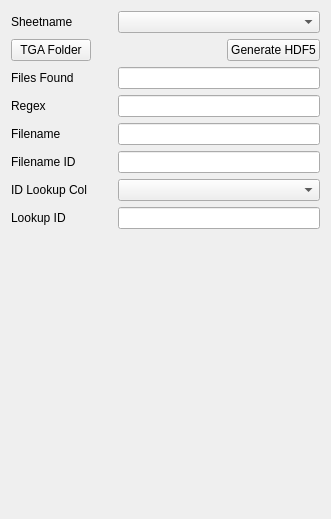
Before: the Qt Designer form ui/data_widget.ui in leichti/fastTGA, drawn with Qt 5.
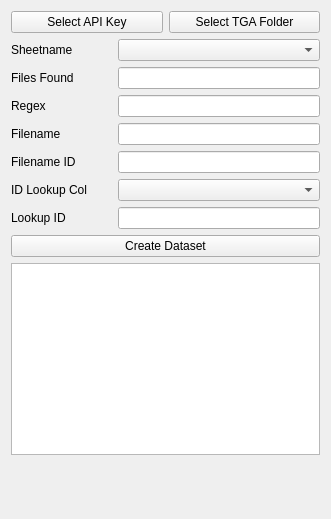
After: the same form once the commit is applied.

Commit message:
Refactor UI layout and update widget roles.
Reorganized layouts and replaced QLabel/QComboBox pairs with QPushButtons for selecting API keys and folders. Added new widgets: "Create Dataset" button and a logging text area. Improved interface clarity and streamlined functionality.

The edit to the form file:
```diff
--- a/ui/data_widget.ui
+++ b/ui/data_widget.ui
@@ -14,6 +14,24 @@
    <string>Form</string>
   </property>
   <layout class="QVBoxLayout" name="verticalLayout">
+   <item>
+    <layout class="QHBoxLayout" name="horizontalLayout_4">
+     <item>
+      <widget class="QPushButton" name="select_api_pushButton">
+       <property name="text">
+        <string>Select API Key</string>
+       </property>
+      </widget>
+     </item>
+     <item>
+      <widget class="QPushButton" name="open_txt_directory_pushButton">
+       <property name="text">
+        <string>Select TGA Folder</string>
+       </property>
+      </widget>
+     </item>
+    </layout>
+   </item>
    <item>
     <layout class="QHBoxLayout" name="horizontalLayout_2" stretch="1,2">
      <item>
@@ -28,37 +46,6 @@
      </item>
     </layout>
    </item>
-   <item>
-    <layout class="QHBoxLayout" name="horizontalLayout_4">
-     <item>
-      <widget class="QPushButton" name="open_txt_directory_pushButton">
-       <property name="text">
-        <string>TGA Folder</string>
-       </property>
-      </widget>
-     </item>
-     <item>
-      <spacer name="horizontalSpacer">
-       <property name="orientation">
-        <enum>Qt::Orientation::Horizontal</enum>
-       </property>
-       <property name="sizeHint" stdset="0">
-        <size>
-         <width>40</width>
-         <height>20</height>
-        </size>
-       </property>
-      </spacer>
-     </item>
-     <item>
-      <widget class="QPushButton" name="generate_hdf5_pushButton">
-       <property name="text">
-        <string>Generate HDF5</string>
-       </property>
-      </widget>
-     </item>
-    </layout>
-   </item>
    <item>
     <layout class="QHBoxLayout" name="horizontalLayout_5" stretch="1,2">
      <item>
@@ -143,6 +130,16 @@
      </item>
     </layout>
    </item>
+   <item>
+    <widget class="QPushButton" name="generate_hdf5_pushButton">
+     <property name="text">
+      <string>Create Dataset</string>
+     </property>
+    </widget>
+   </item>
+   <item>
+    <widget class="QPlainTextEdit" name="logging_plainTextEdit"/>
+   </item>
    <item>
     <spacer name="verticalSpacer">
      <property name="orientation">
```
